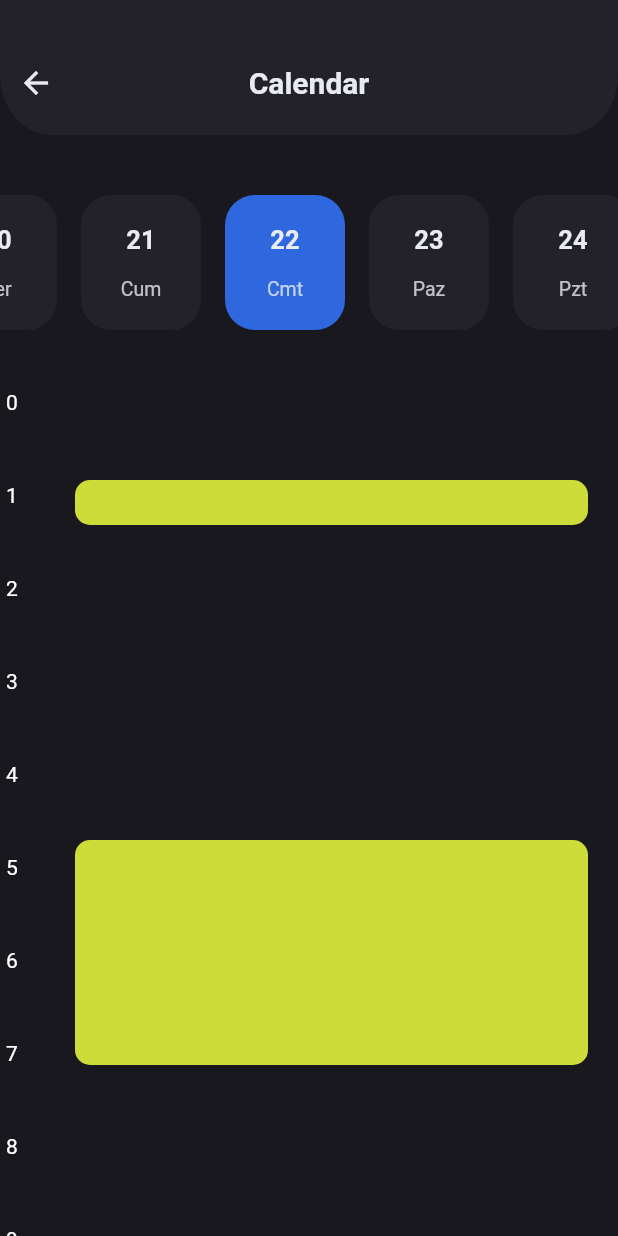
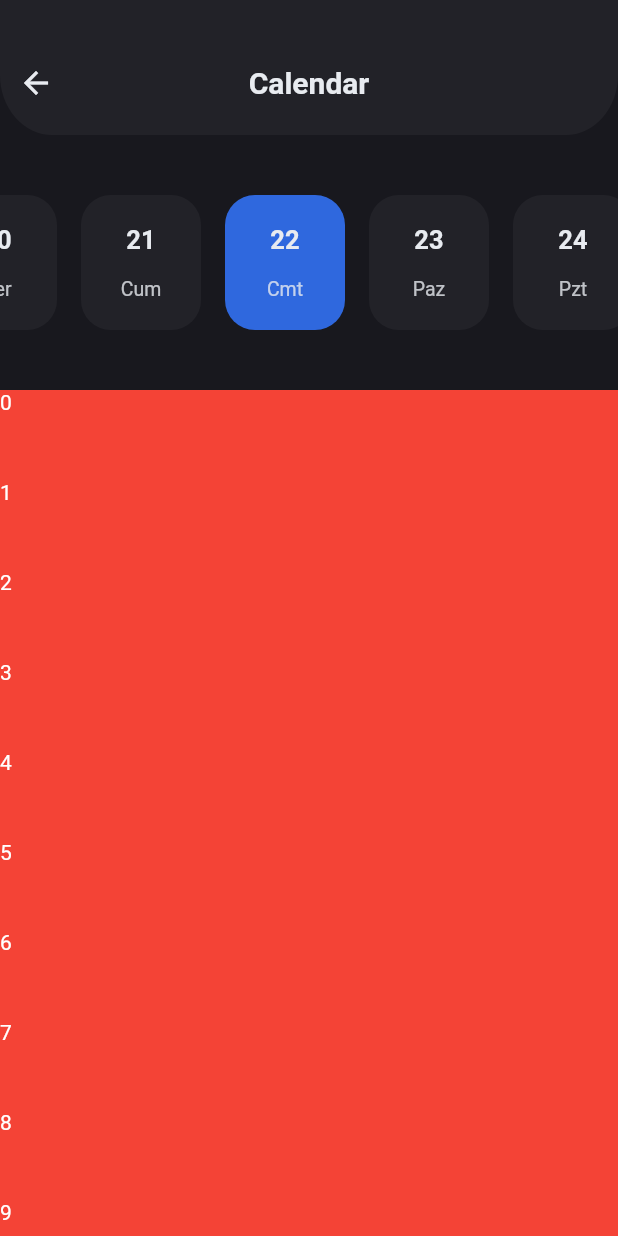
Before and after one commit to oguzhan2142/todo, a Flutter app: the CalendarScreen screen opened directly, on a phone screen of 412 x 824 dp. Run offline on Flutter 3.47's test engine with Material 2 defaults, Android fonts, the phone set to English and light mode, and no system bars; our stand-ins replace flutter_mobx, font_awesome_flutter, mobx, pie_chart, sleek_circular_slider; generated files the repository leaves out were written again.

Commit message:
cant solve time labels alignment

```diff
--- a/lib/screens/calendar_screen/widgets/timeline.dart
+++ b/lib/screens/calendar_screen/widgets/timeline.dart
@@ -82,14 +82,19 @@ class _TimeLineState extends State<TimeLine> {
           ),
           Container(
             height: 24 * 60,
+            color: Colors.blueAccent,
             child: Column(
               children: List.generate(
                 24,
-                (index) => Container(
-                  padding: EdgeInsets.only(bottom: 60 - 14),
-                  child: Text(
-                    index.toString(),
-                    style: TextStyle(color: Colors.white),
+                (index) => Expanded(
+                  flex: 1,
+                  child: Container(
+                    color: Colors.red,
+                    width: double.infinity,
+                    child: Text(
+                      index.toString(),
+                      style: TextStyle(color: Colors.white),
+                    ),
                   ),
                 ),
               ),
```
